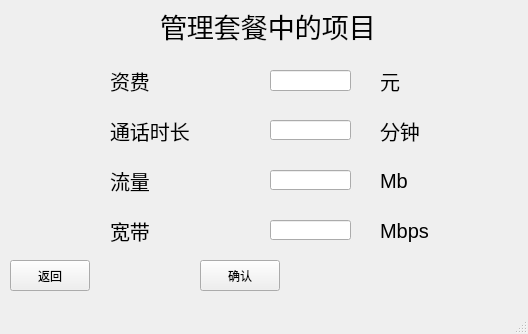
Before: the Qt Designer form qt03/plan_add.ui in s235784/ProgramDesign, drawn with Qt 5.
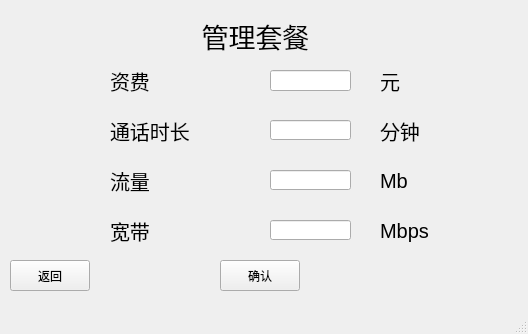
After: the same form once the commit is applied.

Diff of the .ui file:
```diff
--- a/qt03/plan_add.ui
+++ b/qt03/plan_add.ui
@@ -17,8 +17,8 @@
    <widget class="QLabel" name="label">
     <property name="geometry">
      <rect>
-      <x>160</x>
-      <y>0</y>
+      <x>60</x>
+      <y>10</y>
       <width>391</width>
       <height>51</height>
      </rect>
@@ -29,7 +29,10 @@
      </font>
     </property>
     <property name="text">
-     <string>管理套餐中的项目</string>
+     <string>管理套餐</string>
+    </property>
+    <property name="alignment">
+     <set>Qt::AlignCenter</set>
     </property>
    </widget>
    <widget class="QLabel" name="label_2">
@@ -147,7 +150,7 @@
    <widget class="QPushButton" name="pushButton_confirm">
     <property name="geometry">
      <rect>
-      <x>200</x>
+      <x>220</x>
       <y>260</y>
       <width>80</width>
       <height>31</height>
```
Left out of the diff: 8 changed lines with no effect on the pictures.
